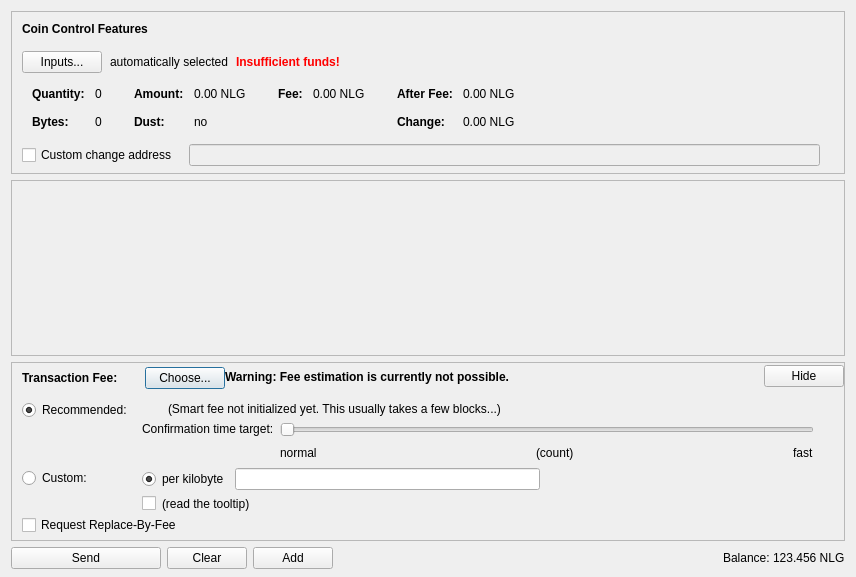
This is src/qt/forms/sendcoinsdialog.ui in frozenflux3/munt-official as Qt 5 draws it before an edit. The edited form follows.
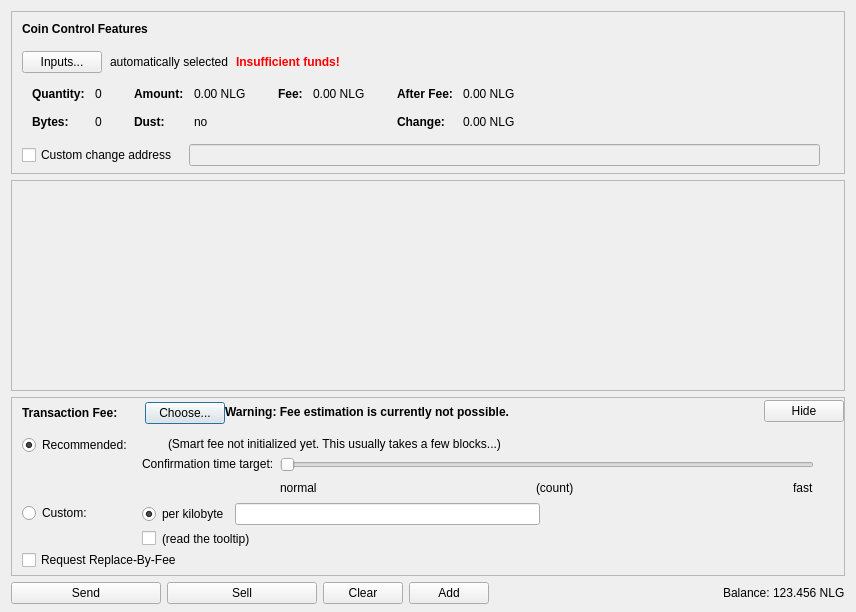
This is the edited form. Custom widgets are drawn as their Qt base class.

Commit message: UI: Basic sell button for Qt desktop apps

What changed in the file:
```diff
--- a/src/qt/forms/sendcoinsdialog.ui
+++ b/src/qt/forms/sendcoinsdialog.ui
@@ -7,7 +7,7 @@
     <x>0</x>
     <y>0</y>
     <width>856</width>
-    <height>577</height>
+    <height>612</height>
    </rect>
   </property>
   <property name="windowTitle">
@@ -579,7 +579,7 @@
         <x>0</x>
         <y>0</y>
         <width>840</width>
-        <height>70</height>
+        <height>83</height>
        </rect>
       </property>
       <layout class="QVBoxLayout" name="verticalLayout_2" stretch="0">
@@ -1176,6 +1176,31 @@
        </property>
       </widget>
      </item>
+     <item>
+      <widget class="QPushButton" name="sellButton">
+       <property name="minimumSize">
+        <size>
+         <width>150</width>
+         <height>0</height>
+        </size>
+       </property>
+       <property name="toolTip">
+        <string>Confirm the send action</string>
+       </property>
+       <property name="text">
+        <string notr="true">Sell</string>
+       </property>
+       <property name="autoDefault">
+        <bool>false</bool>
+       </property>
+       <property name="default">
+        <bool>false</bool>
+       </property>
+       <property name="class" stdset="0">
+        <string notr="true">focus</string>
+       </property>
+      </widget>
+     </item>
      <item>
       <widget class="QPushButton" name="clearButton">
        <property name="sizePolicy">
```
Left out of the diff: 64 changed lines with no effect on the pictures. The commit also changes 2 other files.
